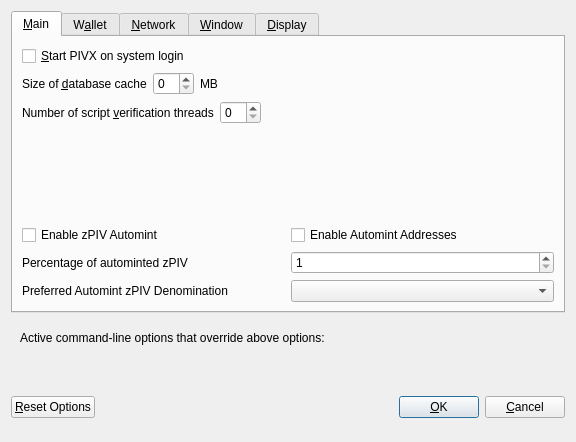
Old version of the form src/qt/forms/optionsdialog.ui in the repository kopernikusdev/ballcoin42.
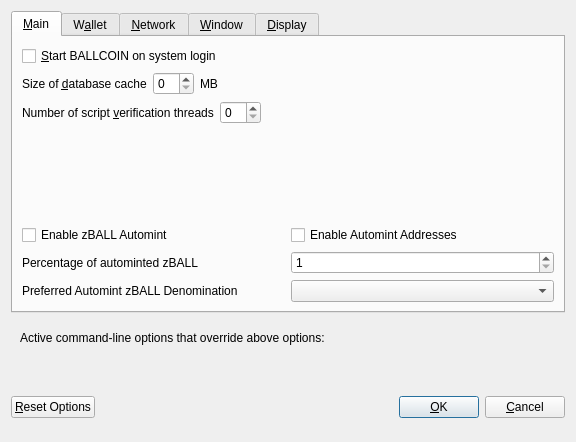
New version of the form. Custom widgets are drawn as their Qt base class.

Commit message: change Pivx to Ballcoin

Diff of the .ui file:
```diff
--- a/src/qt/forms/optionsdialog.ui
+++ b/src/qt/forms/optionsdialog.ui
@@ -33,7 +33,7 @@
           <string>Automatically start PIVX after logging in to the system.</string>
          </property>
          <property name="text">
-          <string>&amp;Start PIVX on system login</string>
+          <string>&amp;Start BALLCOIN on system login</string>
          </property>
         </widget>
        </item>
@@ -147,7 +147,7 @@
                <enum>Qt::LeftToRight</enum>
               </property>
               <property name="text">
-               <string>Enable zPIV Automint</string>
+               <string>Enable zBALL Automint</string>
               </property>
              </widget>
             </item>
@@ -174,7 +174,7 @@
                <string>Percentage of incoming PIV which get automatically converted to zPIV via Zerocoin Protocol (min: 10%)</string>
               </property>
               <property name="text">
-               <string>Percentage of autominted zPIV</string>
+               <string>Percentage of autominted zBALL</string>
               </property>
              </widget>
             </item>
@@ -207,7 +207,7 @@
                <string>Wait with automatic conversion to Zerocoin until enough PIV for this denomination is available</string>
               </property>
               <property name="text">
-               <string>Preferred Automint zPIV Denomination</string>
+               <string>Preferred Automint zBALL Denomination</string>
               </property>
              </widget>
             </item>
```
Left out of the diff: 26 changed lines with no effect on the pictures. The commit also changes 1243 other files.
